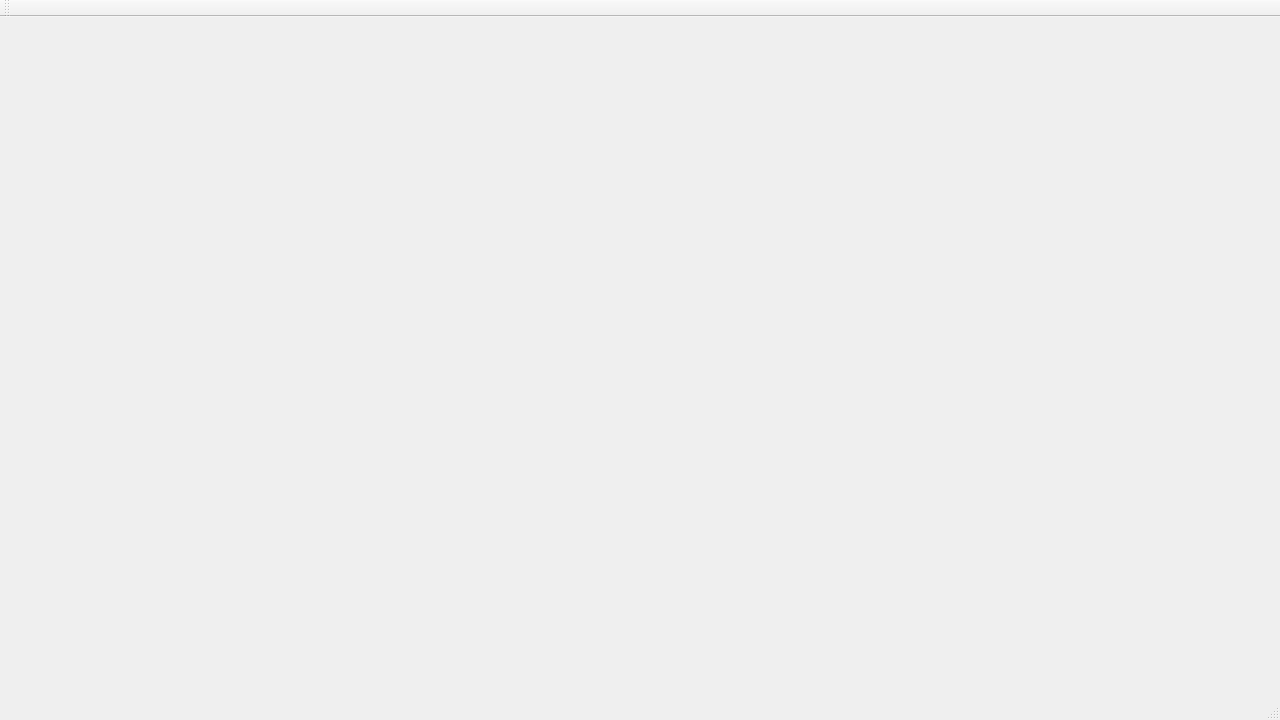
Before: the Qt Designer form src/client/mainwindow.ui in jinmel/PostechMarble, drawn with Qt 5.
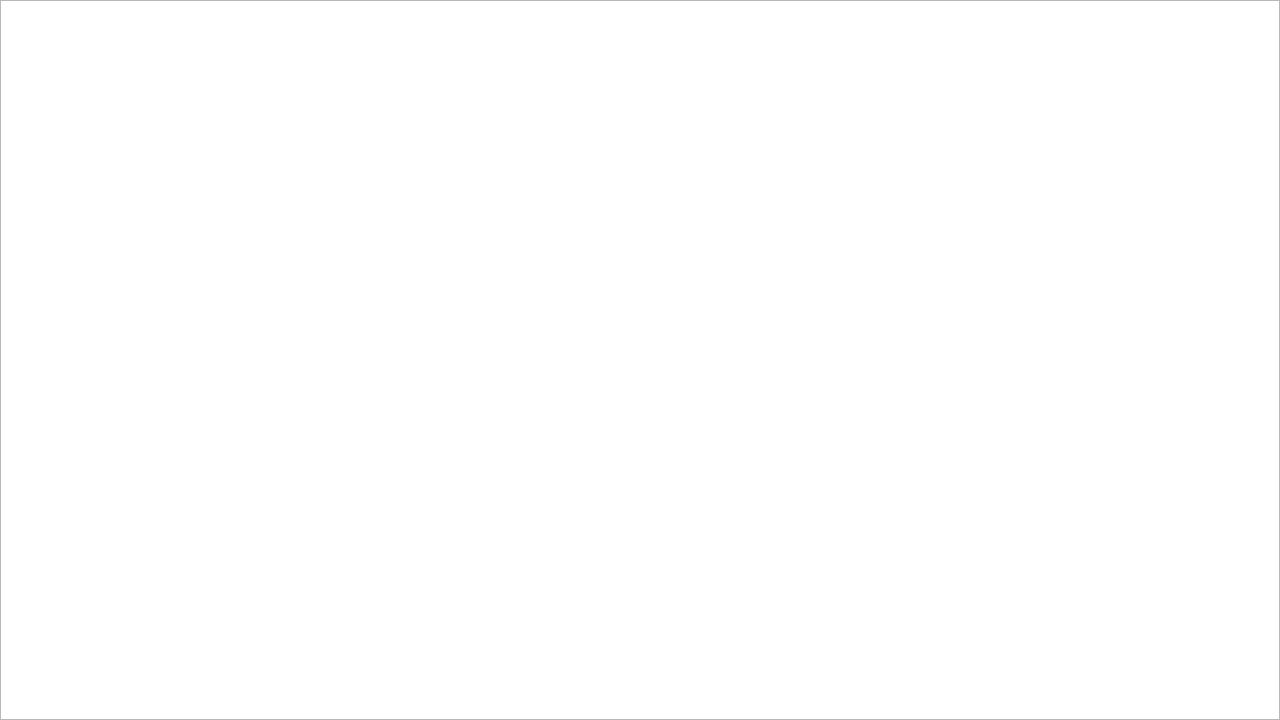
After: the same form once the commit is applied.

The edit to the form file:
```diff
--- a/src/client/mainwindow.ui
+++ b/src/client/mainwindow.ui
@@ -24,26 +24,30 @@
   <property name="windowTitle">
    <string>POSTECH Marble</string>
   </property>
-  <widget class="QWidget" name="centralWidget"/>
-  <widget class="QMenuBar" name="menuBar">
+  <widget class="QWidget" name="centralWidget">
+   <property name="sizePolicy">
+    <sizepolicy hsizetype="Fixed" vsizetype="Fixed">
+     <horstretch>0</horstretch>
+     <verstretch>0</verstretch>
+    </sizepolicy>
+   </property>
+   <widget class="QGraphicsView" name="graphicsView">
    <property name="geometry">
     <rect>
      <x>0</x>
      <y>0</y>
      <width>1280</width>
-     <height>21</height>
-    </rect>
-   </property>
-  </widget>
-  <widget class="QToolBar" name="mainToolBar">
-   <attribute name="toolBarArea">
-    <enum>TopToolBarArea</enum>
-   </attribute>
-   <attribute name="toolBarBreak">
-    <bool>false</bool>
-   </attribute>
+      <height>720</height>
+     </rect>
+    </property>
+    <property name="sizePolicy">
+     <sizepolicy hsizetype="Fixed" vsizetype="Fixed">
+      <horstretch>0</horstretch>
+      <verstretch>0</verstretch>
+     </sizepolicy>
+    </property>
+   </widget>
   </widget>
-  <widget class="QStatusBar" name="statusBar"/>
  </widget>
  <layoutdefault spacing="6" margin="11"/>
  <resources/>
```
Lines whose indentation alone changed are shown as unchanged.
